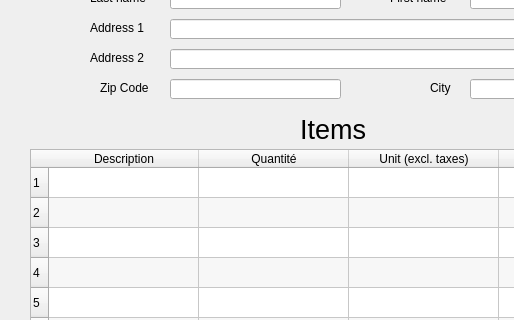
Old version of the form TP3/mainwindow.ui in the repository LaurenRolan/GUI; both pictures show x 0 to 514 and y 89 to 409 of the 1192 by 718 pixel window.
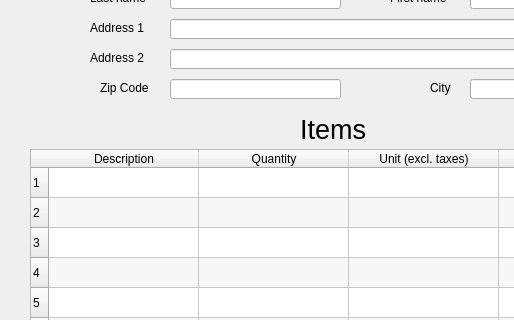
New version of the form. Icons and pictures are not drawn. Custom widgets are drawn as their Qt base class.

Patch:
```diff
--- a/TP3/mainwindow.ui
+++ b/TP3/mainwindow.ui
@@ -117,7 +117,7 @@
     </column>
     <column>
      <property name="text">
-      <string>Quantité</string>
+      <string>Quantity</string>
      </property>
     </column>
     <column>
```
Left out of the diff: 2 changed lines with no effect on the pictures.
